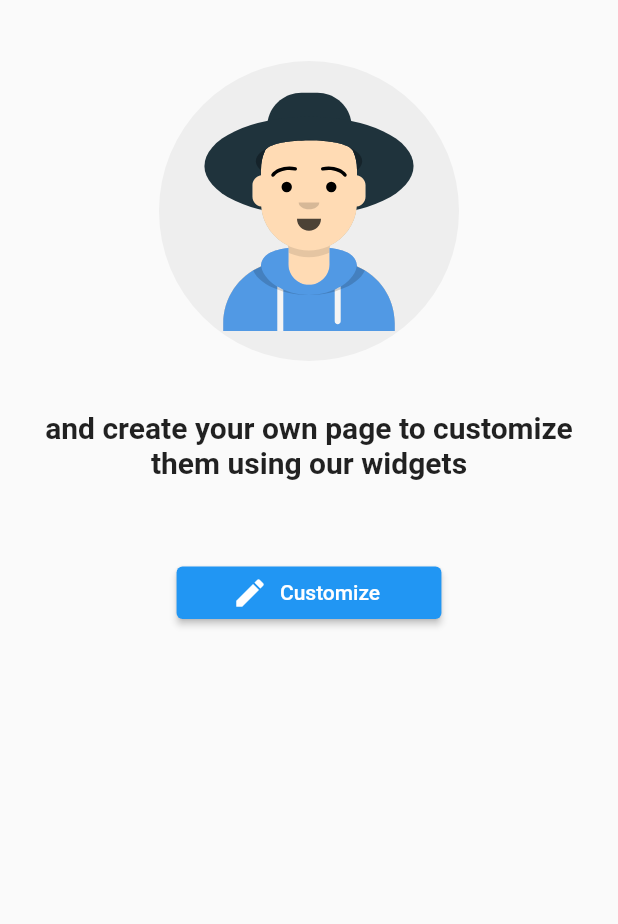
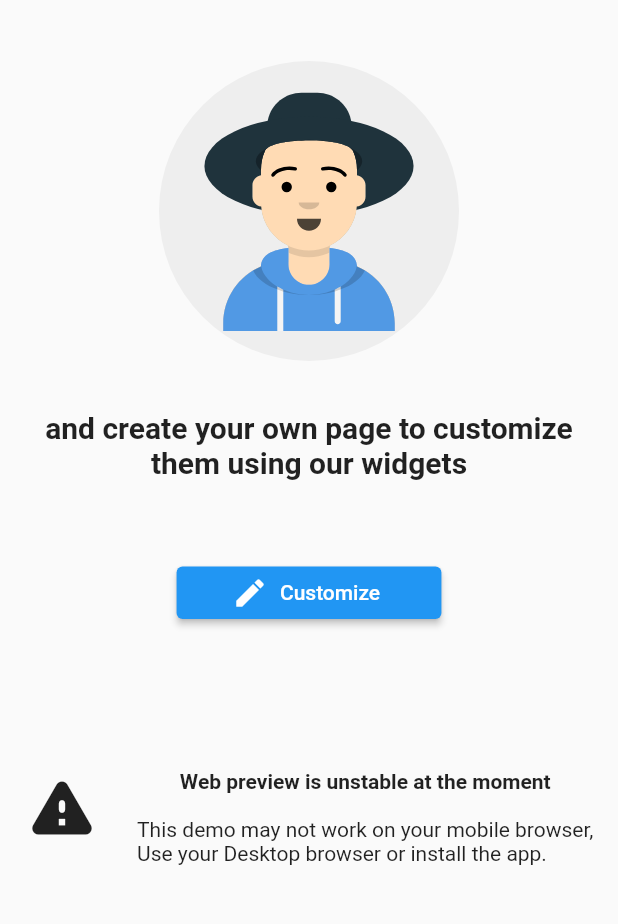
Before and after one commit to psk907/fluttermoji, a Flutter app: the screen it shows after launch, on a phone screen of 412 x 824 dp, the part 215-1139 px from its top. Run offline on Flutter 3.47's test engine with Material 2 defaults, Android fonts, the phone set to English and light mode, and no system bars; our stand-ins replace flutter_svg, get, shared_preferences.

Commit message:
Marked web preview as unstable

```diff
--- a/example/lib/main.dart
+++ b/example/lib/main.dart
@@ -28,9 +28,12 @@ class MyHomePage extends StatefulWidget {
 }
 
 class _MyHomePageState extends State<MyHomePage> {
-
   @override
   Widget build(BuildContext context) {
+    var platform = Theme.of(context).platform;
+    var isWeb = platform != TargetPlatform.android ||
+        platform != TargetPlatform.iOS ||
+        platform != TargetPlatform.fuchsia;
     return Scaffold(
       appBar: AppBar(
         title: Text(widget.title),
@@ -88,7 +91,30 @@ class _MyHomePageState extends State<MyHomePage> {
               ),
               Spacer(flex: 2),
             ],
-          )
+          ),
+          SizedBox(
+            height: 100,
+          ),
+          (isWeb)
+              ? Row(
+                  mainAxisAlignment: MainAxisAlignment.center,
+                  crossAxisAlignment: CrossAxisAlignment.start,
+                  children: [
+                    Icon(Icons.warning_rounded,size: 50,),
+                    SizedBox(width: 25,),
+                    Container(
+                      child: Column(
+                        children: [
+                          Text("Web preview is unstable at the moment\n",
+                              style: TextStyle(fontWeight: FontWeight.bold)),
+                          Text(
+                              "This demo may not work on your mobile browser,\nUse your Desktop browser or install the app."),
+                        ],
+                      ),
+                    )
+                  ],
+                )
+              : SizedBox(height: 0),
         ],
       ),
     );
```
Also changed, not shown: 1 other file.
